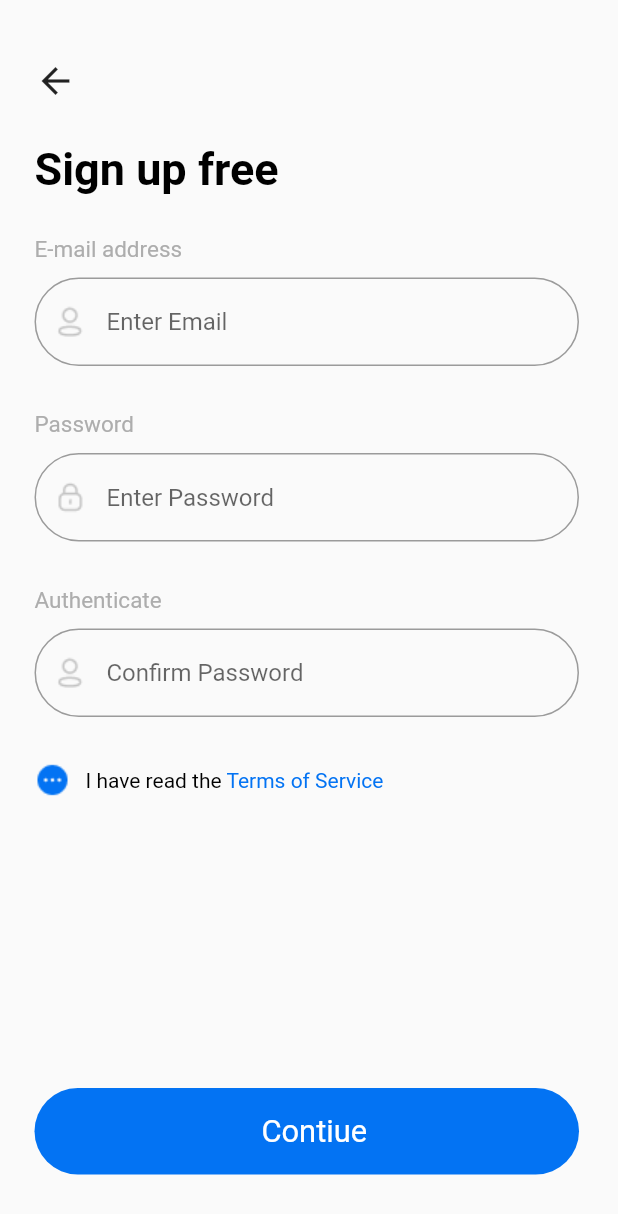
After one commit to MuhammadJawad98/traveling-app-flutter, a Flutter app: the SignUpScreenWidget screen opened directly, on a phone screen of 412 x 824 dp. The commit adds this screen. Shown: the top 1214 px of the screen. Run offline on Flutter 3.47's test engine with Material 2 defaults, Android fonts, the phone set to English and light mode, and no system bars; our stand-ins replace google_fonts.

Commit message:
Today Work

```diff
--- a/lib/utils/app_assets.dart
+++ b/lib/utils/app_assets.dart
@@ -6,7 +6,13 @@ class AppAssets {
   //--------------------Talha Saeed -----------------------------------
 
   //--------------------Muhammad Tahir -----------------------------------
-
+  static String applelogo = "assets/images/apple.png";
+  static String facebooklogo = "assets/images/facebook.png";
+  static String lock = "assets/images/lock.png";
+  static String message = "assets/images/message.png";
+  static String perosn = "assets/images/perosn.png";
+  static String prfileAvatar = "assets/images/Ellipse 298.png";
+  static String richTexticon = "assets/images/Group 115.png";
   //--------------------Abubaker Saeed -----------------------------------
 
   //-------------------- Bhi Usman  -----------------------------------
--- a/lib/utils/app_colors.dart
+++ b/lib/utils/app_colors.dart
@@ -1,5 +1,3 @@
-import 'dart:ui';
-
 import 'package:flutter/material.dart';
 
 class AppColors {
--- /dev/null
+++ b/lib/views/sign_up_screen/sign_up_screen_widget.dart
@@ -0,0 +1,145 @@
+import 'package:flutter/material.dart';
+import 'package:traveling_app_flutter/views/sign_up_screen/widgets/custom_rich_text.dart';
+
+import '../../utils/app_assets.dart';
+import '../../utils/app_colors.dart';
+import '../../utils/app_strings.dart';
+import '../../utils/media_query.dart';
+import '../../widgets/custom_button.dart';
+import '../../widgets/custom_icon_button.dart';
+import '../../widgets/custom_sized_box.dart';
+import '../../widgets/custom_text.dart';
+import '../../widgets/custom_text_field.dart';
+
+class SignUpScreenWidget extends StatelessWidget {
+  final TextEditingController emailTfController = TextEditingController();
+  final TextEditingController passwordTfController = TextEditingController();
+  final TextEditingController confirmPasswordTfController =
+      TextEditingController();
+  SignUpScreenWidget({super.key});
+
+  @override
+  Widget build(BuildContext context) {
+    const double buttonWidth = double.infinity;
+    final double buttonHeith = GetScreenSize.getScreenHeight(context) * 0.07;
+    return SafeArea(
+        child: Scaffold(
+      resizeToAvoidBottomInset: false,
+      body: Padding(
+        padding: const EdgeInsets.only(left: 23, right: 26, top: 40),
+        child: Column(
+          mainAxisAlignment: MainAxisAlignment.spaceBetween,
+          children: [
+            Column(
+              crossAxisAlignment: CrossAxisAlignment.start,
+              mainAxisSize: MainAxisSize.min,
+              children: [
+                CustomIconButton(
+                  iconData: Icons.arrow_back,
+                  onTab: () {},
+                  size: 28,
+                ),
+                const CustomSizedBox(
+                  height: 27,
+                ),
+                CustomText(
+                    text: AppString.signUpfreeText,
+                    color: Colors.black,
+                    size: 30,
+                    maxline: 1,
+                    fontWeight: FontWeight.w600),
+                const CustomSizedBox(
+                  height: 27,
+                ),
+                CustomText(
+                    text: AppString.emailText,
+                    color: AppColors.screenTextColor,
+                    size: 15,
+                    maxline: 1,
+                    fontWeight: FontWeight.w400),
+                const CustomSizedBox(
+                  height: 10,
+                ),
+                CustomTextField(
+                  controller: emailTfController,
+                  hint: "Enter Email",
+                  raduis: 36,
+                  prefixIcon: Image.asset(AppAssets.perosn),
+                ),
+                const CustomSizedBox(
+                  height: 30,
+                ),
+                CustomText(
+                    text: AppString.passwordText,
+                    color: AppColors.screenTextColor,
+                    size: 15,
+                    maxline: 1,
+                    fontWeight: FontWeight.w400),
+                const CustomSizedBox(
+                  height: 10,
+                ),
+                CustomTextField(
+                  controller: passwordTfController,
+                  hint: "Enter Password",
+                  raduis: 36,
+                  obsecure: true,
+                  prefixIcon: Image.asset(AppAssets.lock),
+                ),
+                const CustomSizedBox(
+                  height: 30,
+                ),
+                CustomText(
+                    text: AppString.authenticateText,
+                    color: AppColors.screenTextColor,
+                    size: 15,
+                    maxline: 1,
+                    fontWeight: FontWeight.w400),
+                const CustomSizedBox(
+                  height: 10,
+                ),
+                CustomTextField(
+                  controller: confirmPasswordTfController,
+                  hint: "Confirm Password",
+                  raduis: 36,
+                  prefixIcon: Image.asset(AppAssets.perosn),
+                ),
+                const CustomSizedBox(
+                  height: 30,
+                ),
+                Row(
+                  children: [
+                    Image.asset(AppAssets.richTexticon),
+                    const CustomSizedBox(
+                      width: 10,
+                    ),
+                    CustomRichText(
+                        text: AppString.termsOfServicesPart1,
+                        defaultStyle: const TextStyle(color: Colors.black),
+                        textSpans: [
+                          TextSpan(
+                              text: AppString.termsOfServicesPart2,
+                              style:
+                                  const TextStyle(color: AppColors.blueButton))
+                        ])
+                  ],
+                )
+              ],
+            ),
+            Padding(
+              padding: const EdgeInsets.only(bottom: 41),
+              child: CustomTextButton(
+                buttonColor: AppColors.blueButton,
+                height: buttonHeith,
+                onTab: () {},
+                radius: 36,
+                buttonText: AppString.btnContinue,
+                width: buttonWidth,
+                fontSize: GetScreenSize.getScreenWidth(context) * 0.05,
+              ),
+            )
+          ],
+        ),
+      ),
+    ));
+  }
+}
--- /dev/null
+++ b/lib/views/sign_up_screen/widgets/custom_rich_text.dart
@@ -0,0 +1,27 @@
+import 'package:flutter/material.dart';
+
+class CustomRichText extends StatelessWidget {
+  final String text;
+  final TextStyle defaultStyle;
+  final List<TextSpan> textSpans;
+
+  const CustomRichText({
+    super.key,
+    required this.text,
+    required this.defaultStyle,
+    required this.textSpans,
+  });
+
+  @override
+  Widget build(BuildContext context) {
+    return RichText(
+      text: TextSpan(
+        style: defaultStyle,
+        children: <TextSpan>[
+          TextSpan(text: text),
+          ...textSpans,
+        ],
+      ),
+    );
+  }
+}
--- /dev/null
+++ b/lib/widgets/custom_icon_button.dart
@@ -0,0 +1,22 @@
+import 'package:flutter/material.dart';
+
+class CustomIconButton extends StatelessWidget {
+  final IconData iconData;
+  final VoidCallback onTab;
+  final double size;
+  const CustomIconButton(
+      {super.key,
+      required this.iconData,
+      required this.onTab,
+      required this.size});
+
+  @override
+  Widget build(BuildContext context) {
+    return Material(
+        child: InkWell(
+            child: Icon(
+      iconData,
+      size: size,
+    )));
+  }
+}
--- a/lib/widgets/custom_text_field.dart
+++ b/lib/widgets/custom_text_field.dart
@@ -0,0 +1,33 @@
+import 'package:flutter/material.dart';
+
+class CustomTextField extends StatelessWidget {
+  final String hint;
+  final TextEditingController controller;
+  final Widget? prefixIcon;
+  final Widget? suffixIcon;
+  final bool obsecure;
+  final double raduis;
+  const CustomTextField(
+      {super.key,
+      required this.hint,
+      required this.controller,
+      this.prefixIcon,
+      this.suffixIcon,
+      required this.raduis,
+      this.obsecure = false});
+
+  @override
+  Widget build(BuildContext context) {
+    return TextField(
+      controller: controller,
+      obscureText: obsecure,
+      decoration: InputDecoration(
+          suffixIcon: suffixIcon,
+          prefixIcon: prefixIcon,
+          hintText: hint,
+          border: OutlineInputBorder(
+            borderRadius: BorderRadius.circular(raduis),
+          )),
+    );
+  }
+}
```
Also changed, not shown: lib/main.dart (+5 -4 lines), lib/views/personal_center/profile_page_widget.dart (added, +130 -0 lines), lib/views/personal_center/widgets/top_bar_widget.dart (added, +29 -0 lines), lib/views/sign_in_page/sign_in_page_widget.dart (added, +132 -0 lines), assets/images/Ellipse 298.png (added), assets/images/apple.png (added), assets/images/facebook.png (added), assets/images/lock.png (added), assets/images/message.png (added), assets/images/perosn.png (added).
